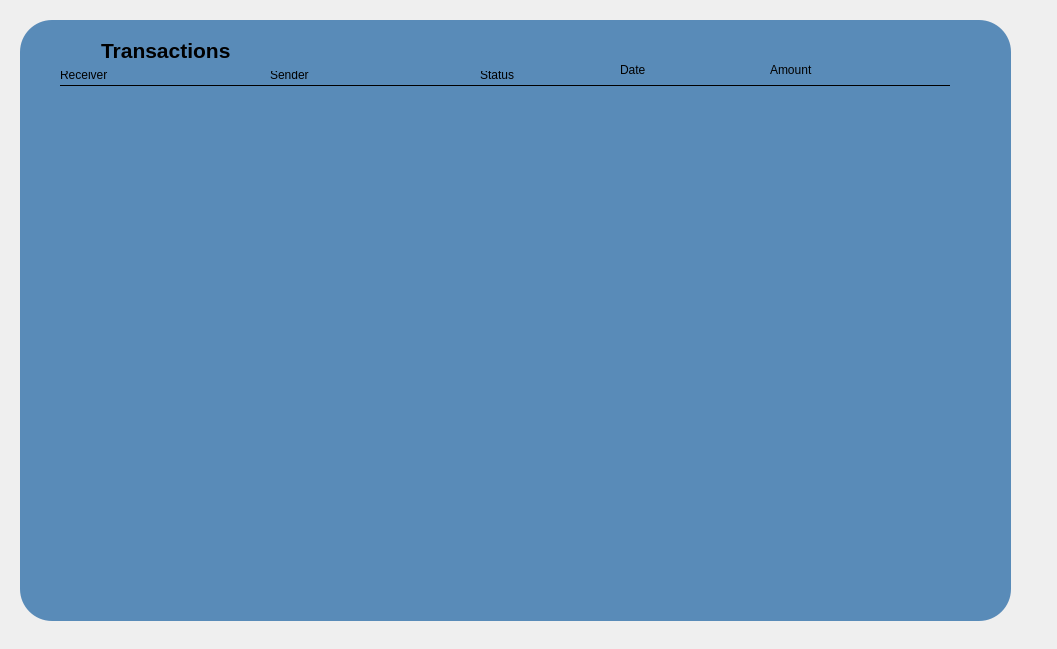
Qt form wallet_proj_qt/simple_wallet/view_all_transactions.ui (Mahossam36/Smart-Wallet-System) before a commit.
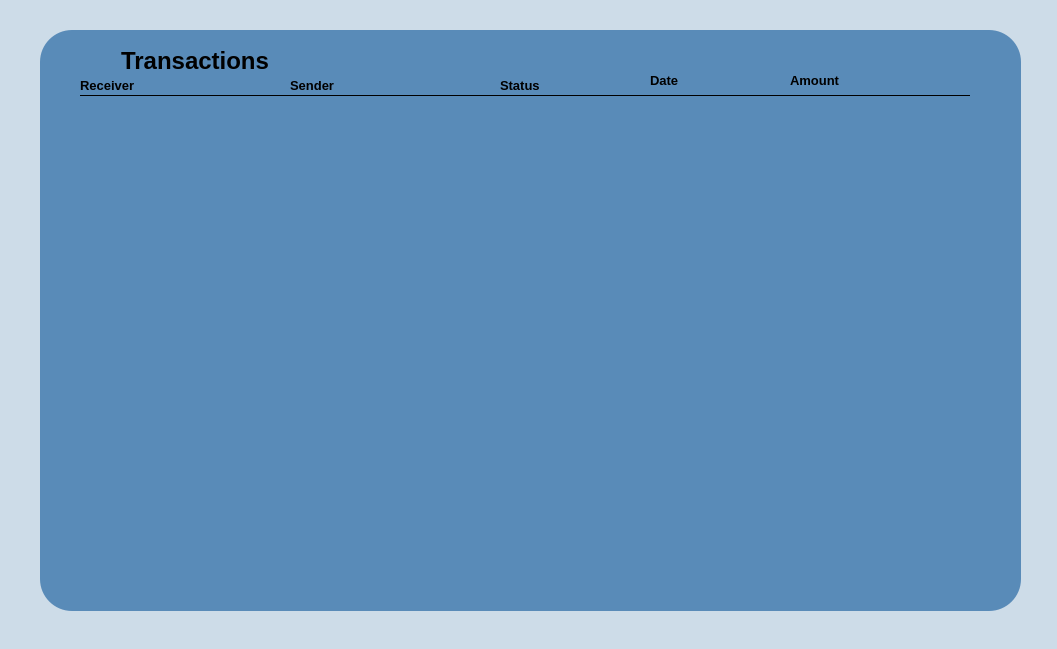
The same form after that commit. Icons and pictures are not drawn.

```diff
--- a/wallet_proj_qt/simple_wallet/view_all_transactions.ui
+++ b/wallet_proj_qt/simple_wallet/view_all_transactions.ui
@@ -13,13 +13,37 @@
   <property name="windowTitle">
    <string>Form</string>
   </property>
+  <property name="autoFillBackground">
+   <bool>false</bool>
+  </property>
+  <property name="styleSheet">
+   <string notr="true">background-color: #cddce8;</string>
+  </property>
+  <widget class="QLabel" name="label">
+   <property name="geometry">
+    <rect>
+     <x>0</x>
+     <y>0</y>
+     <width>1061</width>
+     <height>651</height>
+    </rect>
+   </property>
+   <property name="styleSheet">
+    <string notr="true">background-color:#cddce8;
+
+</string>
+   </property>
+   <property name="text">
+    <string/>
+   </property>
+  </widget>
   <widget class="QWidget" name="widget_3" native="true">
    <property name="geometry">
     <rect>
-     <x>20</x>
-     <y>20</y>
-     <width>991</width>
-     <height>601</height>
+     <x>40</x>
+     <y>30</y>
+     <width>981</width>
+     <height>581</height>
     </rect>
    </property>
    <property name="styleSheet">
@@ -67,31 +91,43 @@
      <enum>Qt::Orientation::Horizontal</enum>
     </property>
    </widget>
-   <widget class="QLabel" name="label">
-    <property name="geometry">
-     <rect>
-      <x>40</x>
-      <y>45</y>
-      <width>63</width>
-      <height>20</height>
-     </rect>
-    </property>
-    <property name="styleSheet">
-     <string notr="true">color: black;</string>
-    </property>
-    <property name="text">
-     <string>Receiver</string>
-    </property>
-   </widget>
    <widget class="QLabel" name="label_2">
     <property name="geometry">
      <rect>
+      <x>40</x>
+      <y>45</y>
+      <width>71</width>
+      <height>20</height>
+     </rect>
+    </property>
+    <property name="font">
+     <font>
+      <pointsize>10</pointsize>
+      <bold>true</bold>
+     </font>
+    </property>
+    <property name="styleSheet">
+     <string notr="true">color: black;</string>
+    </property>
+    <property name="text">
+     <string>Receiver</string>
+    </property>
+   </widget>
+   <widget class="QLabel" name="label_3">
+    <property name="geometry">
+     <rect>
       <x>250</x>
       <y>45</y>
       <width>63</width>
       <height>20</height>
      </rect>
     </property>
+    <property name="font">
+     <font>
+      <pointsize>10</pointsize>
+      <bold>true</bold>
+     </font>
+    </property>
     <property name="styleSheet">
      <string notr="true">color: black;</string>
     </property>
@@ -108,6 +144,12 @@
       <height>20</height>
      </rect>
     </property>
+    <property name="font">
+     <font>
+      <pointsize>10</pointsize>
+      <bold>true</bold>
+     </font>
+    </property>
     <property name="styleSheet">
      <string notr="true">color: black;</string>
     </property>
@@ -115,31 +157,43 @@
      <string>Status</string>
     </property>
    </widget>
-   <widget class="QLabel" name="label_4">
-    <property name="geometry">
-     <rect>
-      <x>600</x>
-      <y>40</y>
-      <width>63</width>
-      <height>20</height>
-     </rect>
-    </property>
-    <property name="styleSheet">
-     <string notr="true">color: black;</string>
-    </property>
-    <property name="text">
-     <string>Date</string>
-    </property>
-   </widget>
    <widget class="QLabel" name="label_5">
     <property name="geometry">
      <rect>
+      <x>610</x>
+      <y>40</y>
+      <width>63</width>
+      <height>20</height>
+     </rect>
+    </property>
+    <property name="font">
+     <font>
+      <pointsize>10</pointsize>
+      <bold>true</bold>
+     </font>
+    </property>
+    <property name="styleSheet">
+     <string notr="true">color: black;</string>
+    </property>
+    <property name="text">
+     <string>Date</string>
+    </property>
+   </widget>
+   <widget class="QLabel" name="label_6">
+    <property name="geometry">
+     <rect>
       <x>750</x>
       <y>40</y>
-      <width>63</width>
+      <width>71</width>
       <height>20</height>
      </rect>
     </property>
+    <property name="font">
+     <font>
+      <pointsize>10</pointsize>
+      <bold>true</bold>
+     </font>
+    </property>
     <property name="styleSheet">
      <string notr="true">color: black;</string>
     </property>
@@ -193,10 +247,13 @@
        </property>
        <property name="font">
         <font>
-         <pointsize>16</pointsize>
+         <pointsize>18</pointsize>
          <bold>true</bold>
         </font>
        </property>
+       <property name="styleSheet">
+        <string notr="true"/>
+       </property>
        <property name="text">
         <string>Transactions</string>
        </property>
@@ -302,7 +359,7 @@
     </property>
     <property name="iconSize">
      <size>
-      <width>20</width>
+      <width>30</width>
       <height>20</height>
      </size>
     </property>
```
Left out of the diff: 4 changed lines with no effect on the pictures.
